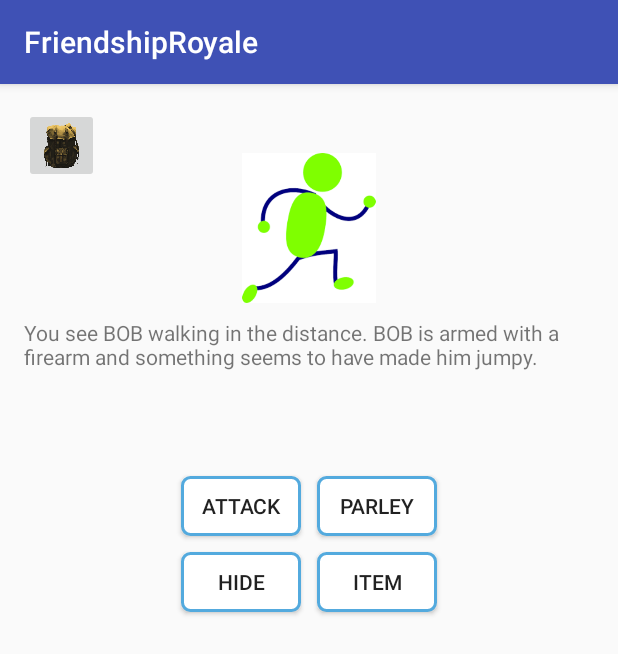
After one commit to clickyclick/FriendshipRoyale, an Android app: the DiscoverEnemyActivity screen opened directly, with no data from a screen before it, on a phone screen of 412 x 824 dp. The commit adds this screen. Shown: the top 654 px of the screen. Run offline under Robolectric (Android 15) with nearby library versions, the phone set to English and light mode, and no system bars.

Commit message:
v0.1/discover enemy event, still needs to pick random NPC

```diff
--- a/app/build.gradle
+++ b/app/build.gradle
@@ -23,6 +23,7 @@ dependencies {
     implementation 'com.android.support:appcompat-v7:28.0.0-rc02'
     implementation 'com.android.support.constraint:constraint-layout:1.1.3'
     implementation 'com.android.support:design:28.0.0-rc02'
+    implementation 'com.android.support:support-v4:28.0.0-rc02'
     testImplementation 'junit:junit:4.12'
     androidTestImplementation 'com.android.support.test:runner:1.0.2'
     androidTestImplementation 'com.android.support.test.espresso:espresso-core:3.0.2'
--- a/app/src/main/AndroidManifest.xml
+++ b/app/src/main/AndroidManifest.xml
@@ -22,7 +22,8 @@
         <activity android:name=".activities.NewGameActivity" />
         <activity android:name=".activities.ItemActivity" />
         <activity android:name=".activities.NPCCreationActivity" />
-        <activity android:name=".activities.InventoryActivity"></activity>
+        <activity android:name=".activities.InventoryActivity" />
+        <activity android:name=".activities.DiscoverEnemyActivity"></activity>
     </application>
 
 </manifest>
--- a/app/src/main/java/com/example/friendshiproyale/GameManager.java
+++ b/app/src/main/java/com/example/friendshiproyale/GameManager.java
@@ -1,5 +1,11 @@
 package com.example.friendshiproyale;
 
+import android.app.Activity;
+import android.content.Context;
+import android.content.Intent;
+
+import com.example.friendshiproyale.activities.DiscoverEnemyActivity;
+import com.example.friendshiproyale.activities.NewGameActivity;
 import com.example.friendshiproyale.location.Beach;
 import com.example.friendshiproyale.location.Cavemouth;
 import com.example.friendshiproyale.location.Cliff;
@@ -8,6 +14,8 @@ import com.example.friendshiproyale.location.Location;
 
 import java.util.ArrayList;
 import java.util.List;
+
+import static android.support.v4.content.ContextCompat.startActivity;
 
 public class GameManager {
 
@@ -60,5 +68,26 @@ public class GameManager {
        currentLocation = loc;
     }
 
+    public static void gameLoop(Activity context){
+
+        while(PlayerManager.isAlive() && NPCManager.areAlive()){
+
+
+            //start random activity
+
+            randomActivity();
+            context.startActivity(new Intent(context, DiscoverEnemyActivity.class));
+            //increment time after each event
+            incrementTime();
+            break;
+        }
+
+
+    }
+
+    private static void randomActivity(){
+
+    }
+
 
 }
--- a/app/src/main/java/com/example/friendshiproyale/Human.java
+++ b/app/src/main/java/com/example/friendshiproyale/Human.java
@@ -7,6 +7,7 @@ public abstract class Human {
     private int intellect;
     private int charisma;
     private int skill;
+    private int health=10;
 
     public boolean isGender() {
         return gender;
@@ -41,6 +42,17 @@ public abstract class Human {
         return name;
     }
 
+    public void incHealth(int val){
+        health= health + val;
+    }
+
+    public void decHealth(int val){
+        health= health - val;
+    }
+
+    public boolean isAlive(){
+        return health > 0;
+    }
 
 
 }
--- a/app/src/main/java/com/example/friendshiproyale/NPCManager.java
+++ b/app/src/main/java/com/example/friendshiproyale/NPCManager.java
@@ -29,4 +29,14 @@ public class NPCManager {
         return npc;
     }
 
+    public static boolean areAlive(){
+        boolean temp=false;
+        for (int i=0; i < npcs.size(); i++){
+            if (npcs.get(i).isAlive()){
+                temp=true;
+            }
+        }
+        return temp;
+    }
+
 }
--- a/app/src/main/java/com/example/friendshiproyale/PlayerManager.java
+++ b/app/src/main/java/com/example/friendshiproyale/PlayerManager.java
@@ -35,5 +35,9 @@ public class PlayerManager {
         return player.getWeapon2();
     }
 
+    public static boolean isAlive(){
+        return player.isAlive();
+    }
+
 
 }
--- /dev/null
+++ b/app/src/main/java/com/example/friendshiproyale/Randomize.java
@@ -0,0 +1,13 @@
+package com.example.friendshiproyale;
+
+import java.util.Random;
+
+public class Randomize {
+
+   private static Random  rand = new Random();
+
+    public static int randomInt(int lower, int upper){
+        int  n = rand.nextInt(upper+1 -lower) + lower;
+        return n;
+    }
+}
--- /dev/null
+++ b/app/src/main/java/com/example/friendshiproyale/activities/DiscoverEnemyActivity.java
@@ -0,0 +1,30 @@
+package com.example.friendshiproyale.activities;
+
+import android.support.v7.app.AppCompatActivity;
+import android.os.Bundle;
+import android.widget.TextView;
+
+import com.example.friendshiproyale.R;
+import com.example.friendshiproyale.events.DiscoverEnemyEvent;
+
+public class DiscoverEnemyActivity extends AppCompatActivity {
+
+    DiscoverEnemyEvent discoverEnemyEvent;
+
+    @Override
+    protected void onCreate(Bundle savedInstanceState) {
+        super.onCreate(savedInstanceState);
+        setContentView(R.layout.activity_discoverenemy);
+
+
+
+        discoverEnemyEvent = new DiscoverEnemyEvent(getApplicationContext());
+
+        //set dialogue
+        TextView diag= findViewById(R.id.diag);
+        diag.setText(getResources().getString(discoverEnemyEvent.randomizeDiaglogue(), "BOB"));
+    }
+
+
+
+}
--- a/app/src/main/java/com/example/friendshiproyale/activities/ItemActivity.java
+++ b/app/src/main/java/com/example/friendshiproyale/activities/ItemActivity.java
@@ -1,5 +1,6 @@
 package com.example.friendshiproyale.activities;
 
+import android.content.Intent;
 import android.os.Bundle;
 import android.support.v7.app.AppCompatActivity;
 import android.util.TypedValue;
@@ -11,11 +12,14 @@ import android.widget.TextView;
 import android.util.DisplayMetrics;
 
 
+import com.example.friendshiproyale.GameManager;
 import com.example.friendshiproyale.R;
 import com.example.friendshiproyale.events.ItemEvent;
 import com.example.friendshiproyale.weapons.RandomStartingWeapon;
 
 import java.util.ArrayList;
+
+import static android.support.v4.content.ContextCompat.startActivity;
 
 public class ItemActivity extends AppCompatActivity {
 
@@ -100,7 +104,10 @@ public class ItemActivity extends AppCompatActivity {
                 item_event.desired_weapons.set(i,true);
             }
         }
+        System.out.println("OKAYGAY");
 
         item_event.cont();
+        //starts the game loop, if we want this to be modular we will have to move later
+        GameManager.gameLoop(this);
     }
 }
--- /dev/null
+++ b/app/src/main/java/com/example/friendshiproyale/events/DiscoverEnemyEvent.java
@@ -0,0 +1,38 @@
+package com.example.friendshiproyale.events;
+
+import android.content.Context;
+
+import com.example.friendshiproyale.PlayerManager;
+import com.example.friendshiproyale.R;
+import com.example.friendshiproyale.Randomize;
+
+import java.util.Collections;
+
+public class DiscoverEnemyEvent extends GameEvent {
+
+    public DiscoverEnemyEvent(Context context){
+        super(context);
+    }
+
+
+    public int randomizeDiaglogue(){
+        int number= Randomize.randomInt(1,3);
+
+        if (number==1){
+            return R.string.unarmedCalmEnemy;
+        }
+        if (number==2){
+            return R.string.armedAgitatedEnemy;
+        }
+        if (number==3){
+            return R.string.unknownNoise;
+        }
+
+        return R.string.unarmedCalmEnemy;
+
+    }
+
+    public void cont(){
+
+    }
+}
--- /dev/null
+++ b/app/src/main/res/layout/activity_discoverenemy.xml
@@ -0,0 +1,124 @@
+<?xml version="1.0" encoding="utf-8"?>
+<RelativeLayout xmlns:android="http://schemas.android.com/apk/res/android"
+    xmlns:app="http://schemas.android.com/apk/res-auto"
+    xmlns:tools="http://schemas.android.com/tools"
+    android:layout_width="match_parent"
+    android:layout_height="match_parent"
+    android:paddingBottom="@dimen/activity_vertical_margin"
+    android:paddingLeft="@dimen/activity_horizontal_margin"
+    android:paddingRight="@dimen/activity_horizontal_margin"
+    android:paddingTop="@dimen/activity_vertical_margin">
+
+    <fragment
+        android:name="com.example.friendshiproyale.activities.GameMenuFragment"
+        android:id="@+id/game_menu"
+        android:layout_width="match_parent"
+        android:layout_height="match_parent" />
+
+    <ImageView
+        android:id="@+id/player"
+        android:layout_width="100dp"
+        android:layout_height="100dp"
+        android:layout_alignParentTop="true"
+        android:layout_centerHorizontal="true"
+        android:layout_marginTop="30dp"
+        android:src="@drawable/player"
+        android:contentDescription="player"
+        />
+
+    <TextView
+        android:id="@+id/diag"
+        android:layout_width="match_parent"
+        android:layout_height="100sp"
+        android:layout_below="@+id/player"
+        android:layout_marginTop="10dp"/>
+
+    <RadioGroup
+        android:id="@+id/selection"
+        android:layout_below="@+id/diag"
+        android:layout_width="wrap_content"
+        android:orientation="vertical"
+        android:layout_centerHorizontal="true"
+        android:layout_height="wrap_content">
+
+        <LinearLayout
+            android:layout_width="match_parent"
+            android:layout_height="wrap_content"
+            android:layout_weight="1" >
+
+        <Button
+            android:id="@+id/choiceAttack"
+            android:layout_width="80sp"
+            android:layout_height="40sp"
+            android:background="@drawable/choicebackground"
+            android:button="@android:color/transparent"
+            android:text="@string/attack"
+            android:gravity="center"
+            android:layout_margin="5dp"
+            android:onClick="attack"/>
+
+        <Button
+            android:id="@+id/choiceParley"
+            android:layout_width="80sp"
+            android:layout_height="40sp"
+            android:background="@drawable/choicebackground"
+            android:button="@android:color/transparent"
+            android:text="@string/parley"
+            android:gravity="center"
+            android:layout_margin="5dp"
+            android:onClick="parley"/>
+
+        </LinearLayout>
+        <LinearLayout
+            android:layout_width="match_parent"
+            android:layout_height="wrap_content"
+            android:layout_weight="1" >
+
+        <Button
+            android:id="@+id/choiceHide"
+            android:layout_width="80sp"
+            android:layout_height="40sp"
+            android:background="@drawable/choicebackground"
+            android:button="@android:color/transparent"
+            android:text="@string/hide"
+            android:gravity="center"
+            android:layout_margin="5dp"
+            android:onClick="hide"/>
+
+        <Button
+            android:id="@+id/choiceItem"
+            android:layout_width="80sp"
+            android:layout_height="40sp"
+            android:layout_margin="5dp"
+            android:background="@drawable/choicebackground"
+            android:button="@android:color/transparent"
+            android:gravity="center"
+            android:text="@string/item"
+            android:onClick="item"/>
+
+        </LinearLayout>
+
+        <!--<RadioButton-->
+        <!--android:id="@+id/weapon1"-->
+        <!--android:layout_width="80dp"-->
+        <!--android:layout_height="80dp"-->
+        <!--android:background="@drawable/choicebackground"-->
+        <!--android:button="@android:color/transparent"-->
+        <!--android:checked="true"-->
+        <!--android:layout_margin="10dp"-->
+        <!--/>-->
+
+    </RadioGroup>
+
+    <!--<Button-->
+        <!--android:id="@+id/cont"-->
+        <!--android:layout_width="wrap_content"-->
+        <!--android:layout_height="wrap_content"-->
+        <!--android:layout_alignParentBottom="true"-->
+        <!--android:layout_centerHorizontal="true"-->
+        <!--android:layout_marginBottom="28dp"-->
+        <!--android:onClick="cont"-->
+        <!--android:text="@string/cont" />-->
+
+
+</RelativeLayout>
--- a/app/src/main/res/layout/activity_item.xml
+++ b/app/src/main/res/layout/activity_item.xml
@@ -13,8 +13,7 @@
         android:name="com.example.friendshiproyale.activities.GameMenuFragment"
         android:id="@+id/game_menu"
         android:layout_width="match_parent"
-        android:layout_height="match_parent"
-        android:layout_weight="1" />
+        android:layout_height="match_parent" />
 
     <ImageView
         android:id="@+id/player"
@@ -67,7 +66,6 @@
             <!--android:layout_width="80dp"-->
             <!--android:layout_height="80dp"-->
             <!--android:background="@drawable/choicebackground"-->
-
             <!--android:button="@android:color/transparent"-->
             <!--android:checked="true"-->
             <!--android:layout_margin="10dp"-->
--- /dev/null
+++ b/app/src/main/res/values/enemyDiscovered.xml
@@ -0,0 +1,6 @@
+<?xml version="1.0" encoding="utf-8"?>
+<resources>
+    <string name="unarmedCalmEnemy">You see %1$s walking in the distance. %1$s does not appear to be armed, and is calm and composed.</string>
+    <string name="armedAgitatedEnemy">You see %1$s walking in the distance. %1$s is armed with a firearm and something seems to have made him jumpy.</string>
+    <string name="unknownNoise">You can hear someone, you cannot tell who it is but they are within in a few metres and you can pinpoint their direction</string>
+</resources>
--- a/app/src/main/res/values/strings.xml
+++ b/app/src/main/res/values/strings.xml
@@ -18,4 +18,11 @@
     <string name="items">Items</string>
     <string name="weapons">Weapons</string>
 
+    <!-- TODO: Remove or change this placeholder text -->
+    <string name="hello_blank_fragment">Hello blank fragment</string>
+    <string name="attack">Attack</string>
+    <string name="parley">Parley</string>
+    <string name="hide">Hide</string>
+    <string name="item">Item</string>
+
 </resources>
```
